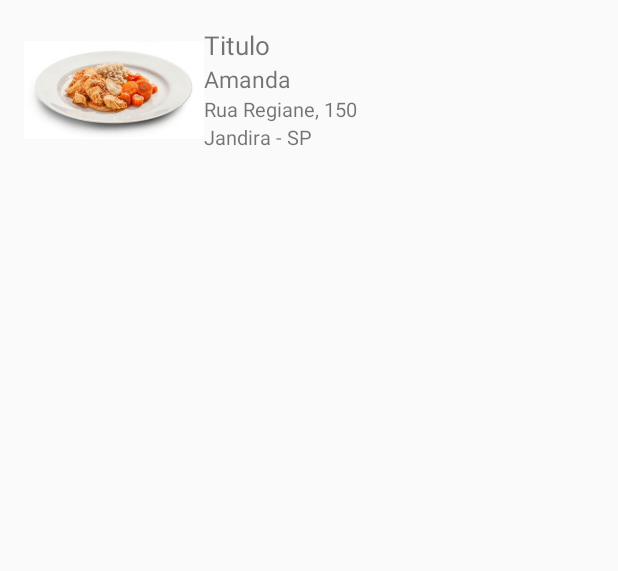
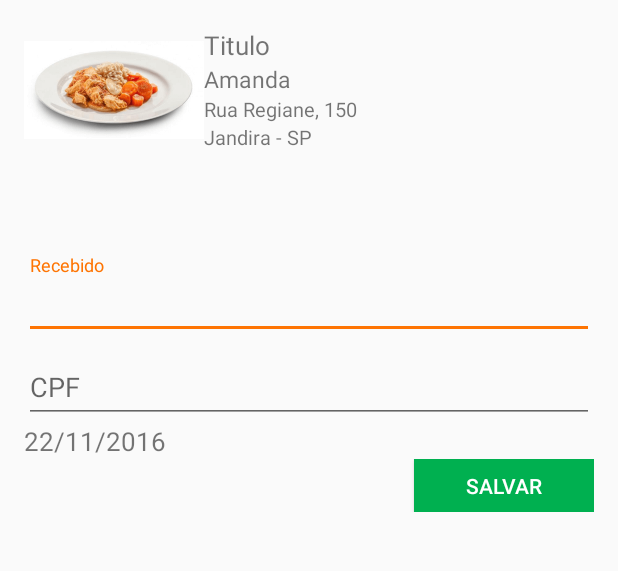
Before and after one commit to diegobarbosasena/FrozenFitnessGourmetApp, an Android app: the DetalhesEntregaActivity screen opened directly, with no data from a screen before it, on a phone screen of 412 x 824 dp, the part 288-859 px from its top. Run offline under Robolectric (Android 15) with nearby library versions, the phone set to English and light mode, and no system bars.

Commit message:
detalhe entrefar ok

```diff
--- a/app/src/main/java/br/com/frozenfitnessgourmet/app/MainActivityFragment.java
+++ b/app/src/main/java/br/com/frozenfitnessgourmet/app/MainActivityFragment.java
@@ -113,7 +113,7 @@ public class MainActivityFragment extends Fragment {
             progressDialog.dismiss();
 
 
-            Log.d("login", resultado);
+            //Log.d("login", resultado);
 
            LoginUsuario login = new Gson().fromJson(resultado, LoginUsuario.class);
 
--- a/app/src/main/res/layout/content_detalhes_entrega.xml
+++ b/app/src/main/res/layout/content_detalhes_entrega.xml
@@ -74,6 +74,61 @@
 
             </LinearLayout>
 
+            <LinearLayout
+                android:layout_width="match_parent"
+                android:layout_height="50dp">
+            </LinearLayout>
+            <LinearLayout
+                android:layout_width="match_parent"
+                android:layout_height="wrap_content"
+                android:orientation="vertical">
+
+                <android.support.design.widget.TextInputLayout
+                    android:layout_width="match_parent"
+                    android:layout_height="wrap_content">
+
+                    <EditText
+                        android:layout_width="match_parent"
+                        android:layout_height="wrap_content"
+                        android:hint="Recebido"
+                        android:id="@+id/edtNomeRecebido"
+                        />
+
+                </android.support.design.widget.TextInputLayout>
+                <android.support.design.widget.TextInputLayout
+                    android:layout_width="match_parent"
+                    android:layout_height="wrap_content">
+
+                    <EditText
+                        android:layout_width="match_parent"
+                        android:layout_height="wrap_content"
+                        android:hint="CPF"
+                        android:id="@+id/edtCPFRecebido"
+                        />
+
+                </android.support.design.widget.TextInputLayout>
+                <TextView
+                    android:layout_width="wrap_content"
+                    android:layout_height="match_parent"
+                    android:id="@+id/txtData"
+                    android:text="22/11/2016"
+                    android:textSize="17dp"
+                    />
+            </LinearLayout>
+            <LinearLayout
+                android:layout_width="match_parent"
+                android:layout_height="wrap_content"
+                android:gravity="right"
+                >
+                <Button
+                    android:layout_width="120dp"
+                    android:layout_height="35dp"
+                    android:background="@color/colorPrimary"
+                    android:id="@+id/btnvoltar"
+                    android:text="Salvar"
+                    android:textColor="@color/Branco"
+                    />
+            </LinearLayout>
         </LinearLayout>
     </ScrollView>
 
```
